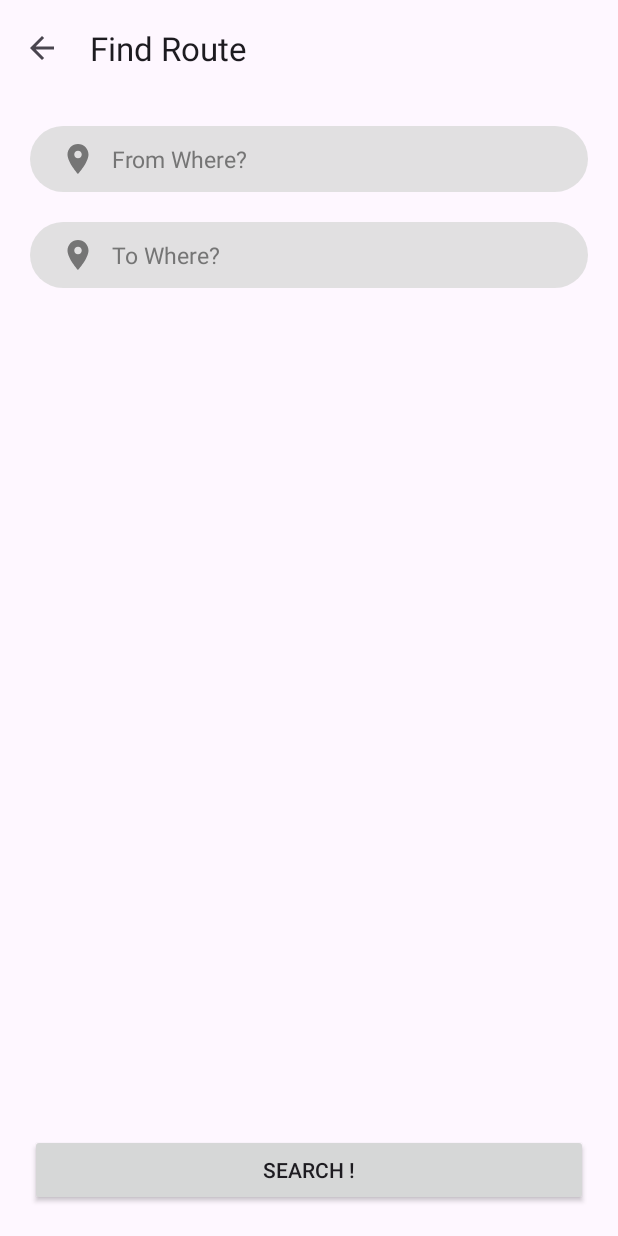
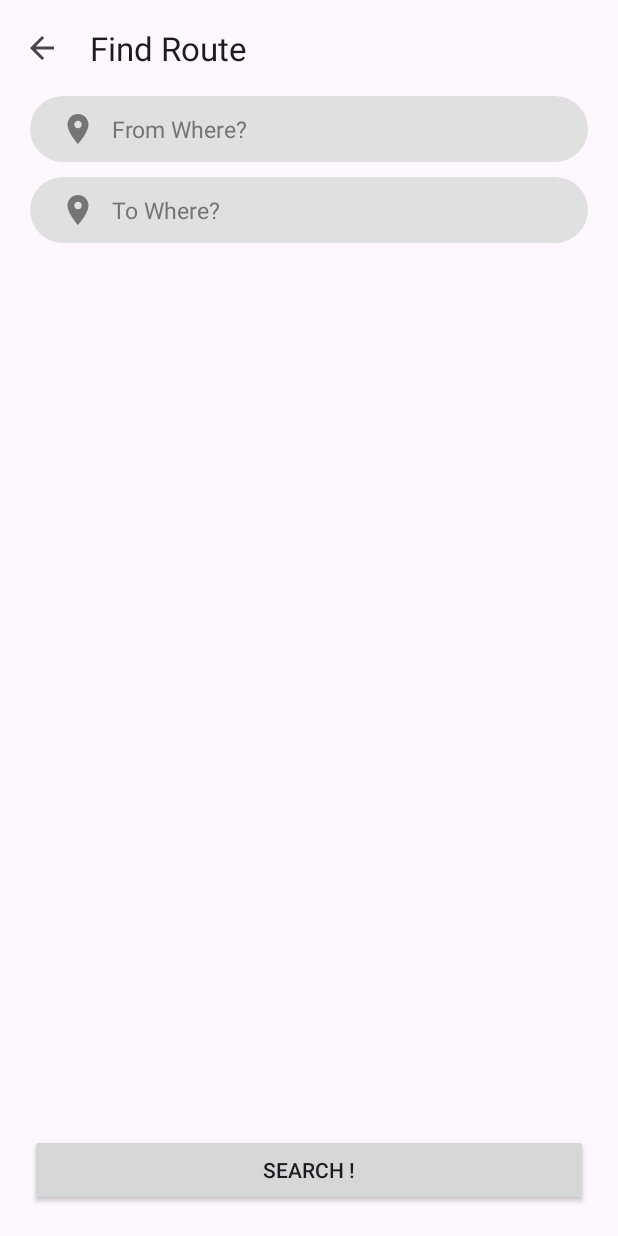
Before and after one commit to Best-Of-Capstone/FreshRoute_Android, an Android app: the SearchActivity screen opened directly, with no data from a screen before it, on a phone screen of 412 x 824 dp. Run offline under Robolectric (Android 15) with nearby library versions, the phone set to English and light mode, and no system bars.

Commit message:
Update Search Layout : Adjust Margin

```diff
--- a/app/src/main/res/layout/activity_search.xml
+++ b/app/src/main/res/layout/activity_search.xml
@@ -19,7 +19,8 @@
     <LinearLayout
         android:layout_width="match_parent"
         android:layout_height="wrap_content"
-        android:layout_margin="20dp"
+        android:layout_marginEnd="20dp"
+        android:layout_marginStart="20dp"
         android:padding="10dp"
         android:background="@drawable/btn_main_search"
         android:orientation="horizontal"
@@ -49,7 +50,9 @@
     <LinearLayout
         android:layout_width="match_parent"
         android:layout_height="wrap_content"
-        android:layout_margin="20dp"
+        android:layout_marginEnd="20dp"
+        android:layout_marginStart="20dp"
+        android:layout_marginTop="10dp"
         android:padding="10dp"
         android:background="@drawable/btn_main_search"
         android:orientation="horizontal"
```
